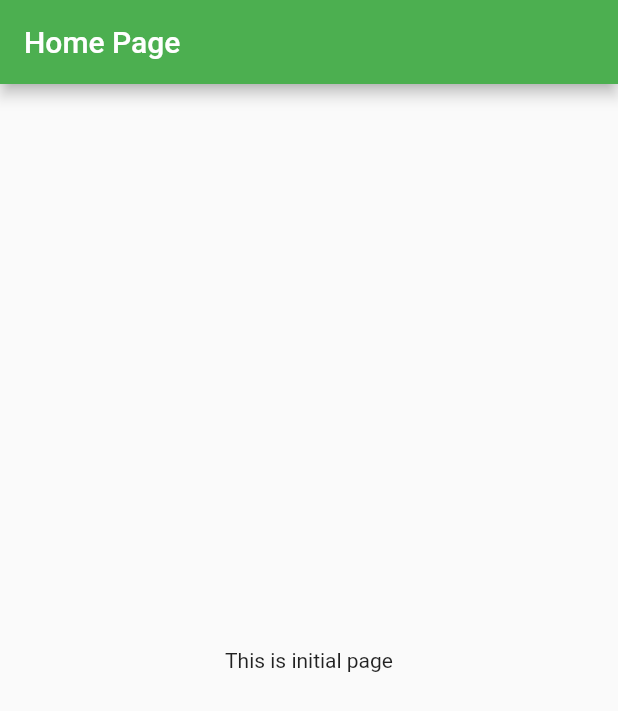
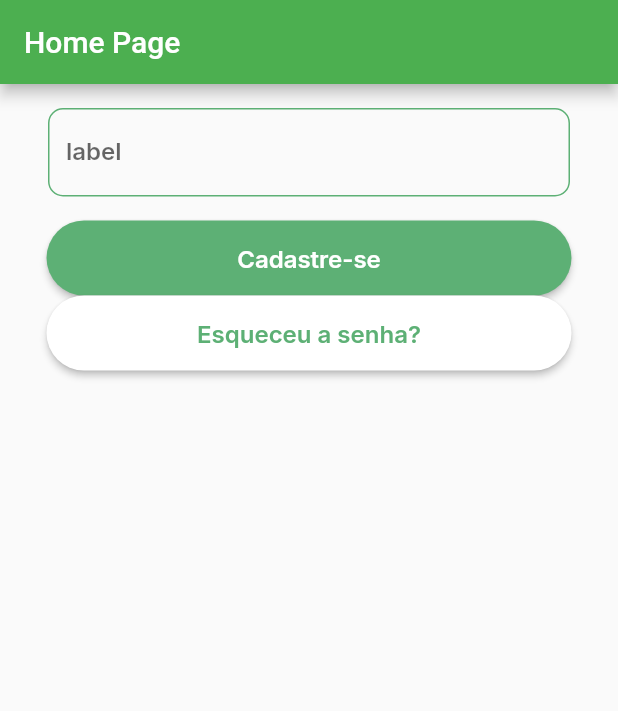
Before and after one commit to douglaswender/vagas_esports, a Flutter app: the screen it shows after launch, on a phone screen of 412 x 824 dp. Shown: the top 711 px of the screen. Run offline on Flutter 3.47's test engine with Material 2 defaults, Android fonts, the phone set to English and light mode, and no system bars; our stand-ins replace flutter_modular, google_fonts, supabase; accounts and stored records are empty.

Commit message:
alguns widgets

```diff
--- a/lib/src/features/home/home_page.dart
+++ b/lib/src/features/home/home_page.dart
@@ -1,4 +1,7 @@
 import 'package:flutter/material.dart';
+import 'package:vagas_esports/src/shared/widgets/button_primary/button_primary.dart';
+import 'package:vagas_esports/src/shared/widgets/button_secondary/button_secondary.dart';
+import 'package:vagas_esports/src/shared/widgets/input_text/input_text.dart';
 
 class HomePage extends StatelessWidget {
   const HomePage({Key? key}) : super(key: key);
@@ -10,7 +13,23 @@ class HomePage extends StatelessWidget {
         title: Text('Home Page'),
       ),
       body: Center(
-        child: Text('This is initial page'),
+        child: Column(
+          children: [
+            InputText(label: 'label', hint: 'hint'),
+            ButtonPrimary(
+              text: "Cadastre-se",
+              onPressed: () {
+                print('Cadastre');
+              },
+            ),
+            ButtonSecondary(
+              text: "Esqueceu a senha?",
+              onPressed: () {
+                print('Esqueceu');
+              },
+            )
+          ],
+        ),
       ),
     );
   }
--- /dev/null
+++ b/lib/src/shared/widgets/button_primary/button_primary.dart
@@ -0,0 +1,30 @@
+import 'package:flutter/material.dart';
+import 'package:vagas_esports/src/shared/theme/app_theme.dart';
+
+class ButtonPrimary extends StatelessWidget {
+  final Function() onPressed;
+  final String text;
+  const ButtonPrimary({
+    Key? key,
+    required this.onPressed,
+    required this.text,
+  }) : super(key: key);
+
+  @override
+  Widget build(BuildContext context) {
+    return SizedBox(
+      height: 50,
+      width: 350,
+      child: ElevatedButton(
+        style: ButtonStyle(
+          backgroundColor: MaterialStateProperty.all(AppTheme.colors.green),
+          shape: MaterialStateProperty.all(RoundedRectangleBorder(
+            borderRadius: BorderRadius.circular(100),
+          )),
+        ),
+        onPressed: onPressed!,
+        child: Text(text, style: AppTheme.textStyles.buttonPrimary),
+      ),
+    );
+  }
+}
--- /dev/null
+++ b/lib/src/shared/widgets/button_secondary/button_secondary.dart
@@ -0,0 +1,30 @@
+import 'package:flutter/material.dart';
+import 'package:vagas_esports/src/shared/theme/app_theme.dart';
+
+class ButtonSecondary extends StatelessWidget {
+  final Function()? onPressed;
+  final String text;
+  const ButtonSecondary({
+    Key? key,
+    this.onPressed,
+    required this.text,
+  }) : super(key: key);
+
+  @override
+  Widget build(BuildContext context) {
+    return SizedBox(
+      height: 50,
+      width: 350,
+      child: ElevatedButton(
+        style: ButtonStyle(
+          backgroundColor: MaterialStateProperty.all(AppTheme.colors.white),
+          shape: MaterialStateProperty.all(RoundedRectangleBorder(
+            borderRadius: BorderRadius.circular(100),
+          )),
+        ),
+        onPressed: onPressed!,
+        child: Text(text, style: AppTheme.textStyles.buttonSecondary),
+      ),
+    );
+  }
+}
--- /dev/null
+++ b/lib/src/shared/widgets/input_text/input_text.dart
@@ -0,0 +1,40 @@
+import 'package:flutter/material.dart';
+import 'package:vagas_esports/src/shared/theme/app_theme.dart';
+
+class InputText extends StatelessWidget {
+  final String label;
+  final String hint;
+  const InputText({
+    Key? key,
+    required this.label,
+    required this.hint,
+  }) : super(key: key);
+
+  @override
+  Widget build(BuildContext context) {
+    return Column(
+      crossAxisAlignment: CrossAxisAlignment.start,
+      children: [
+        Padding(
+          padding: const EdgeInsets.symmetric(vertical: 16.0, horizontal: 32),
+          child: TextField(
+            style: AppTheme.textStyles.input,
+            decoration: InputDecoration(
+              labelText: label,
+              hintStyle: AppTheme.textStyles.input,
+              hintText: hint,
+              enabledBorder: OutlineInputBorder(
+                borderRadius: BorderRadius.circular(10),
+                borderSide: BorderSide(color: AppTheme.colors.green),
+              ),
+              focusedBorder: OutlineInputBorder(
+                borderRadius: BorderRadius.circular(10),
+                borderSide: BorderSide(color: AppTheme.colors.green),
+              ),
+            ),
+          ),
+        ),
+      ],
+    );
+  }
+}
```
